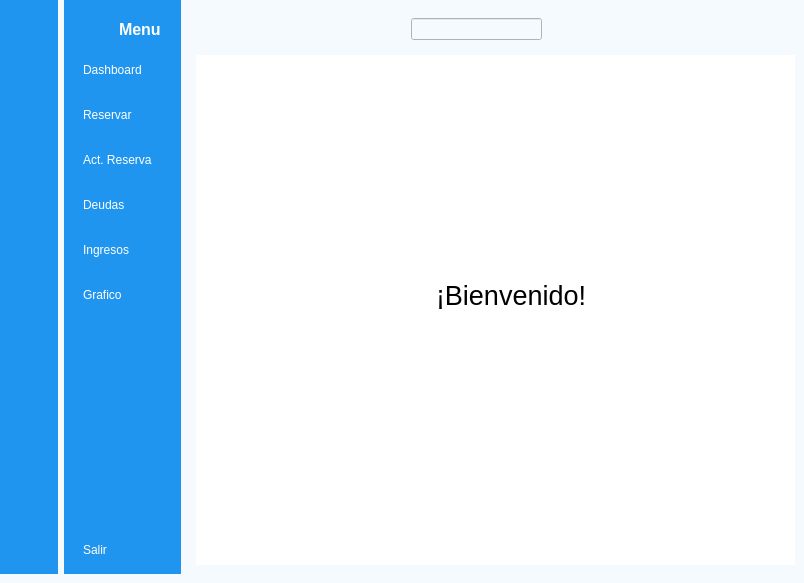
Before: the Qt Designer form gui/main.ui in williamsalberto/HotelReservationSystem, drawn with Qt 5.
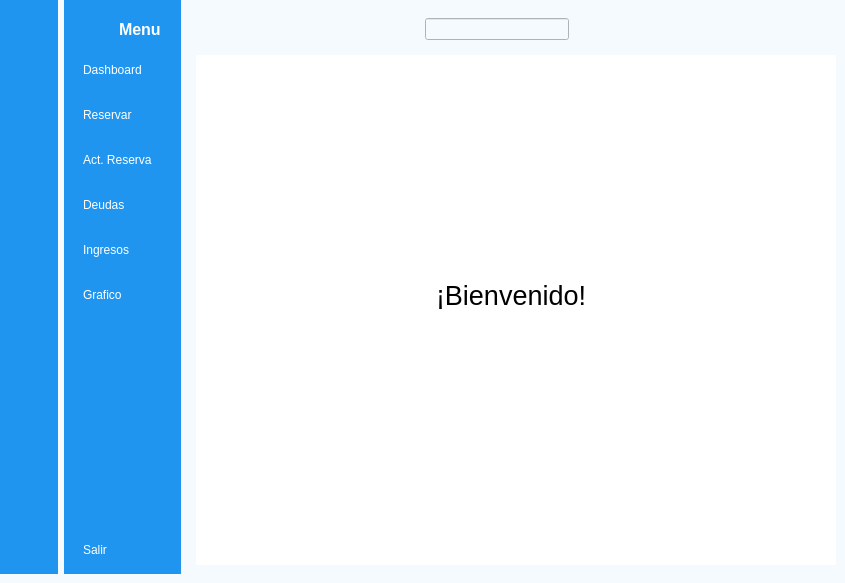
After: the same form once the commit is applied. Icons and pictures are not drawn.

Commit message: Solucionado los iconos del main

```diff
--- a/gui/main.ui
+++ b/gui/main.ui
@@ -6,7 +6,7 @@
    <rect>
     <x>0</x>
     <y>0</y>
-    <width>804</width>
+    <width>845</width>
     <height>583</height>
    </rect>
   </property>
```
Left out of the diff: 97 changed lines with no effect on the pictures.
